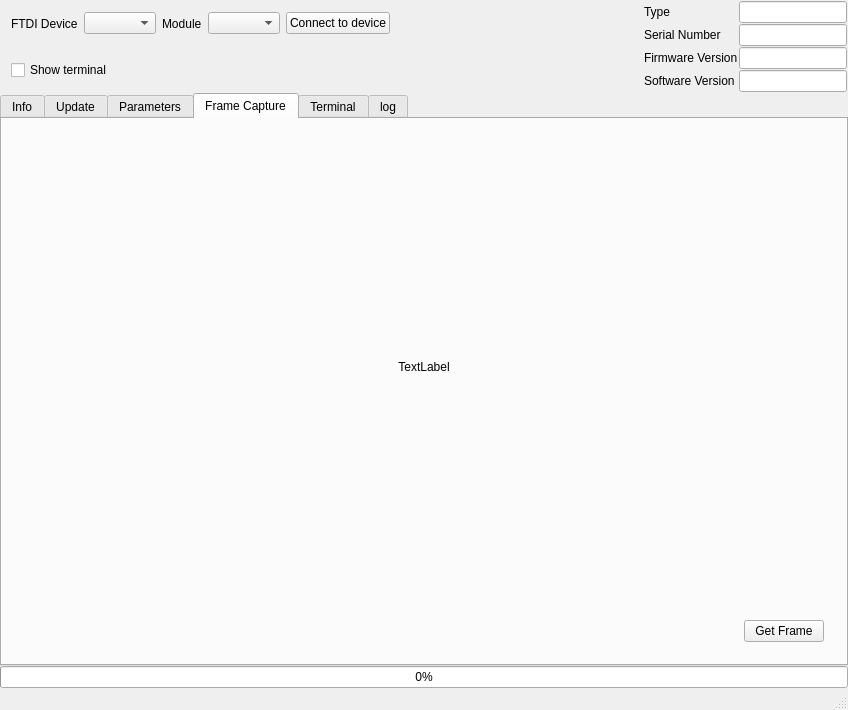
This is FTDIDeviceControl/ftdidevicecontrol.ui in dzenmaster/FTDIDeviceControl as Qt 5 draws it before an edit. The edited form follows.
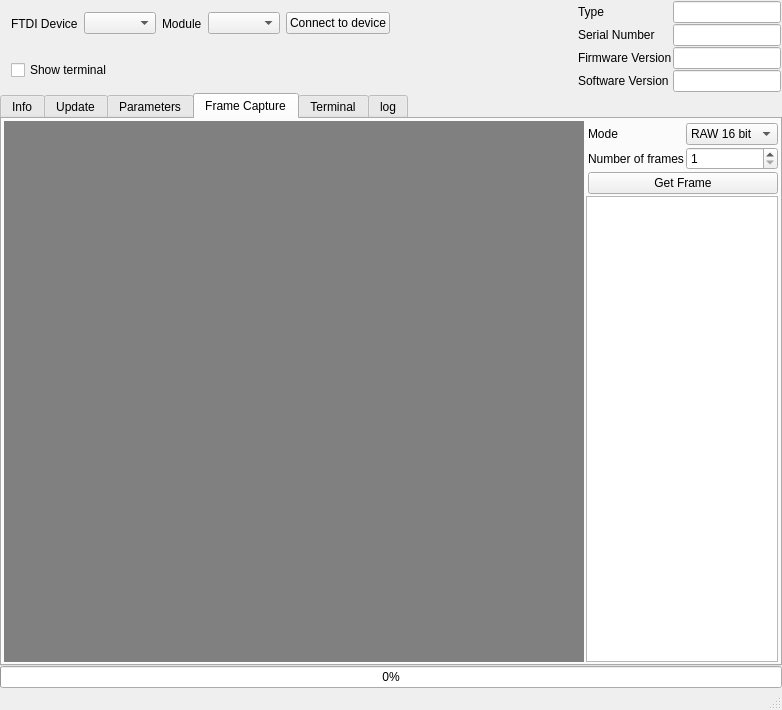
This is the edited form. The open tabs and pages were chosen to show the change. Icons and pictures are not drawn. Custom widgets are drawn as their Qt base class.

Commit message: Settings for get frame

What changed in the file:
```diff
--- a/FTDIDeviceControl/ftdidevicecontrol.ui
+++ b/FTDIDeviceControl/ftdidevicecontrol.ui
@@ -6,7 +6,7 @@
    <rect>
     <x>0</x>
     <y>0</y>
-    <width>848</width>
+    <width>782</width>
     <height>710</height>
    </rect>
   </property>
@@ -338,20 +338,55 @@
        <attribute name="title">
         <string>Frame Capture</string>
        </attribute>
-       <layout class="QVBoxLayout" name="verticalLayout_6">
+       <layout class="QHBoxLayout" name="horizontalLayout_12">
+        <property name="spacing">
+         <number>2</number>
+        </property>
+        <property name="leftMargin">
+         <number>2</number>
+        </property>
+        <property name="topMargin">
+         <number>2</number>
+        </property>
+        <property name="rightMargin">
+         <number>2</number>
+        </property>
+        <property name="bottomMargin">
+         <number>2</number>
+        </property>
         <item>
          <widget class="QWidget" name="wFCView" native="true">
           <layout class="QHBoxLayout" name="horizontalLayout_11">
+           <property name="spacing">
+            <number>0</number>
+           </property>
+           <property name="leftMargin">
+            <number>0</number>
+           </property>
+           <property name="topMargin">
+            <number>0</number>
+           </property>
+           <property name="rightMargin">
+            <number>0</number>
+           </property>
+           <property name="bottomMargin">
+            <number>0</number>
+           </property>
            <item>
             <widget class="QLabel" name="lView">
              <property name="sizePolicy">
-              <sizepolicy hsizetype="Expanding" vsizetype="Expanding">
+              <sizepolicy hsizetype="Ignored" vsizetype="Ignored">
                <horstretch>0</horstretch>
                <verstretch>0</verstretch>
               </sizepolicy>
              </property>
+             <property name="styleSheet">
+              <string notr="true">QLabel {
+background-color: grey;
+}</string>
+             </property>
              <property name="text">
-              <string>TextLabel</string>
+              <string/>
              </property>
              <property name="alignment">
               <set>Qt::AlignCenter</set>
@@ -362,31 +397,179 @@
          </widget>
         </item>
         <item>
-         <widget class="QWidget" name="wFCControl" native="true">
+         <widget class="QWidget" name="widget_6" native="true">
           <property name="sizePolicy">
-           <sizepolicy hsizetype="Preferred" vsizetype="Maximum">
+           <sizepolicy hsizetype="Maximum" vsizetype="Preferred">
             <horstretch>0</horstretch>
             <verstretch>0</verstretch>
            </sizepolicy>
           </property>
-          <layout class="QHBoxLayout" name="horizontalLayout_10">
+          <property name="minimumSize">
+           <size>
+            <width>34</width>
+            <height>0</height>
+           </size>
+          </property>
+          <layout class="QVBoxLayout" name="verticalLayout_7">
+           <property name="spacing">
+            <number>0</number>
+           </property>
+           <property name="leftMargin">
+            <number>0</number>
+           </property>
+           <property name="topMargin">
+            <number>0</number>
+           </property>
+           <property name="rightMargin">
+            <number>0</number>
+           </property>
+           <property name="bottomMargin">
+            <number>0</number>
+           </property>
            <item>
-            <spacer name="horizontalSpacer_5">
-             <property name="orientation">
-              <enum>Qt::Horizontal</enum>
+            <widget class="QWidget" name="widget_9" native="true">
+             <property name="sizePolicy">
+              <sizepolicy hsizetype="Maximum" vsizetype="Preferred">
+               <horstretch>0</horstretch>
+               <verstretch>0</verstretch>
+              </sizepolicy>
              </property>
-             <property name="sizeHint" stdset="0">
-              <size>
-               <width>40</width>
-               <height>20</height>
-              </size>
-             </property>
-            </spacer>
+             <layout class="QVBoxLayout" name="verticalLayout_6">
+              <property name="spacing">
+               <number>0</number>
+              </property>
+              <property name="leftMargin">
+               <number>0</number>
+              </property>
+              <property name="topMargin">
+               <number>0</number>
+              </property>
+              <property name="rightMargin">
+               <number>0</number>
+              </property>
+              <property name="bottomMargin">
+               <number>0</number>
+              </property>
+              <item>
+               <widget class="QWidget" name="widget_11" native="true">
+                <property name="sizePolicy">
+                 <sizepolicy hsizetype="Maximum" vsizetype="Maximum">
+                  <horstretch>0</horstretch>
+                  <verstretch>0</verstretch>
+                 </sizepolicy>
+                </property>
+                <layout class="QFormLayout" name="formLayout_3">
+                 <property name="horizontalSpacing">
+                  <number>2</number>
+                 </property>
+                 <property name="verticalSpacing">
+                  <number>2</number>
+                 </property>
+                 <property name="leftMargin">
+                  <number>2</number>
+                 </property>
+                 <property name="topMargin">
+                  <number>2</number>
+                 </property>
+                 <property name="rightMargin">
+                  <number>0</number>
+                 </property>
+                 <property name="bottomMargin">
+                  <number>2</number>
+                 </property>
+                 <item row="0" column="0">
+                  <widget class="QLabel" name="label_2">
+                   <property name="sizePolicy">
+                    <sizepolicy hsizetype="Maximum" vsizetype="Preferred">
+                     <horstretch>0</horstretch>
+                     <verstretch>0</verstretch>
+                    </sizepolicy>
+                   </property>
+                   <property name="text">
+                    <string>Mode</string>
+                   </property>
+                  </widget>
+                 </item>
+                 <item row="0" column="1">
+                  <widget class="QComboBox" name="comboBox">
+                   <property name="sizePolicy">
+                    <sizepolicy hsizetype="Preferred" vsizetype="Fixed">
+                     <horstretch>0</horstretch>
+                     <verstretch>0</verstretch>
+                    </sizepolicy>
+                   </property>
+                   <property name="minimumSize">
+                    <size>
+                     <width>80</width>
+                     <height>0</height>
+                    </size>
+                   </property>
+                   <item>
+                    <property name="text">
+                     <string>RAW 16 bit</string>
+                    </property>
+                   </item>
+                   <item>
+                    <property name="text">
+                     <string>12 bit</string>
+                    </property>
+                   </item>
+                   <item>
+                    <property name="text">
+                     <string>8 bit</string>
+                    </property>
+                   </item>
+                  </widget>
+                 </item>
+                 <item row="1" column="0">
+                  <widget class="QLabel" name="label_9">
+                   <property name="text">
+                    <string>Number of frames</string>
+                   </property>
+                  </widget>
+                 </item>
+                 <item row="1" column="1">
+                  <widget class="QSpinBox" name="spinBox">
+                   <property name="sizePolicy">
+                    <sizepolicy hsizetype="Minimum" vsizetype="Fixed">
+                     <horstretch>0</horstretch>
+                     <verstretch>0</verstretch>
+                    </sizepolicy>
+                   </property>
+                   <property name="minimum">
+                    <number>1</number>
+                   </property>
+                   <property name="maximum">
+                    <number>10</number>
+                   </property>
+                  </widget>
+                 </item>
+                 <item row="2" column="0" colspan="2">
+                  <widget class="QPushButton" name="pbFCView">
+                   <property name="sizePolicy">
+                    <sizepolicy hsizetype="Minimum" vsizetype="Fixed">
+                     <horstretch>0</horstretch>
+                     <verstretch>0</verstretch>
+                    </sizepolicy>
+                   </property>
+                   <property name="text">
+                    <string>Get Frame</string>
+                   </property>
+                  </widget>
+                 </item>
+                </layout>
+               </widget>
+              </item>
+             </layout>
+            </widget>
            </item>
            <item>
-            <widget class="QPushButton" name="pbFCView">
-             <property name="text">
-              <string>Get Frame</string>
+            <widget class="QListWidget" name="listWFrames">
+             <property name="sizePolicy">
+              <sizepolicy hsizetype="Ignored" vsizetype="Expanding">
+               <horstretch>0</horstretch>
+               <verstretch>0</verstretch>
+              </sizepolicy>
              </property>
             </widget>
            </item>
```
Left out of the diff: 398 changed lines with no effect on the pictures. The commit also changes 3 other files.
